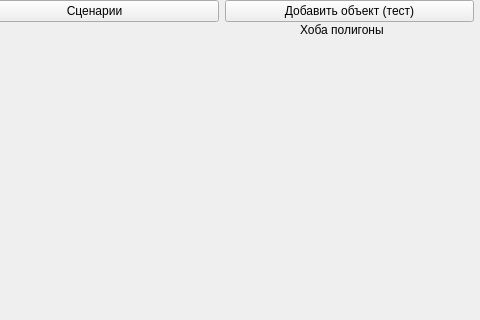
Old version of the form src/mainwindow.ui in the repository IlchenkoVasily/seye; both pictures show x 800 to 1280 and y 0 to 320 of the 1280 by 720 pixel window.
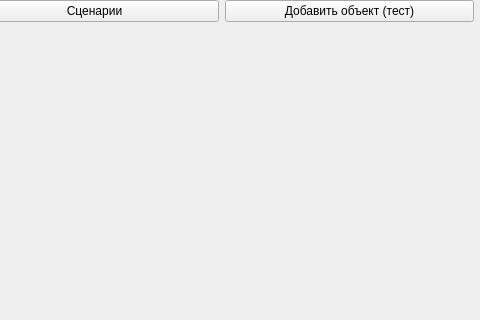
New version of the form.

What changed in the file:
```diff
--- a/src/mainwindow.ui
+++ b/src/mainwindow.ui
@@ -143,36 +143,6 @@
          <property name="currentIndex">
           <number>0</number>
          </property>
-         <widget class="QWidget" name="page">
-          <widget class="QLabel" name="label_2">
-           <property name="geometry">
-            <rect>
-             <x>70</x>
-             <y>0</y>
-             <width>111</width>
-             <height>16</height>
-            </rect>
-           </property>
-           <property name="text">
-            <string>Хоба полигоны</string>
-           </property>
-          </widget>
-         </widget>
-         <widget class="QWidget" name="page_2">
-          <widget class="QLabel" name="label">
-           <property name="geometry">
-            <rect>
-             <x>90</x>
-             <y>10</y>
-             <width>101</width>
-             <height>16</height>
-            </rect>
-           </property>
-           <property name="text">
-            <string>Хоба объекты</string>
-           </property>
-          </widget>
-         </widget>
         </widget>
        </item>
       </layout>
```
Left out of the diff: 2 changed lines with no effect on the pictures.
